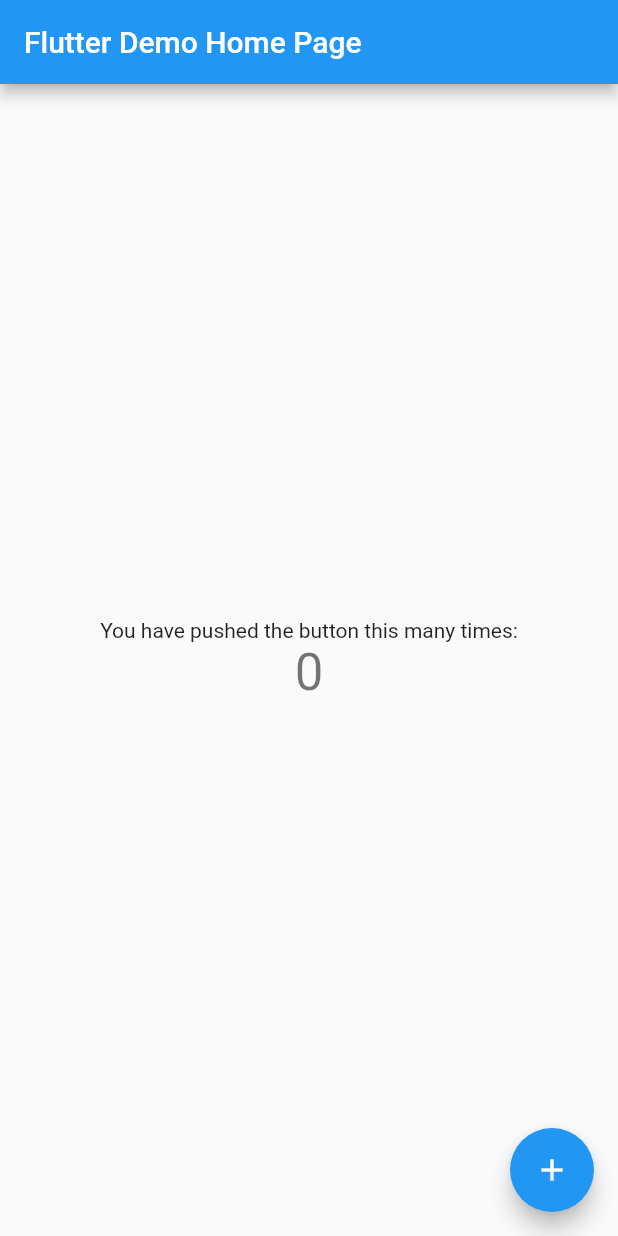
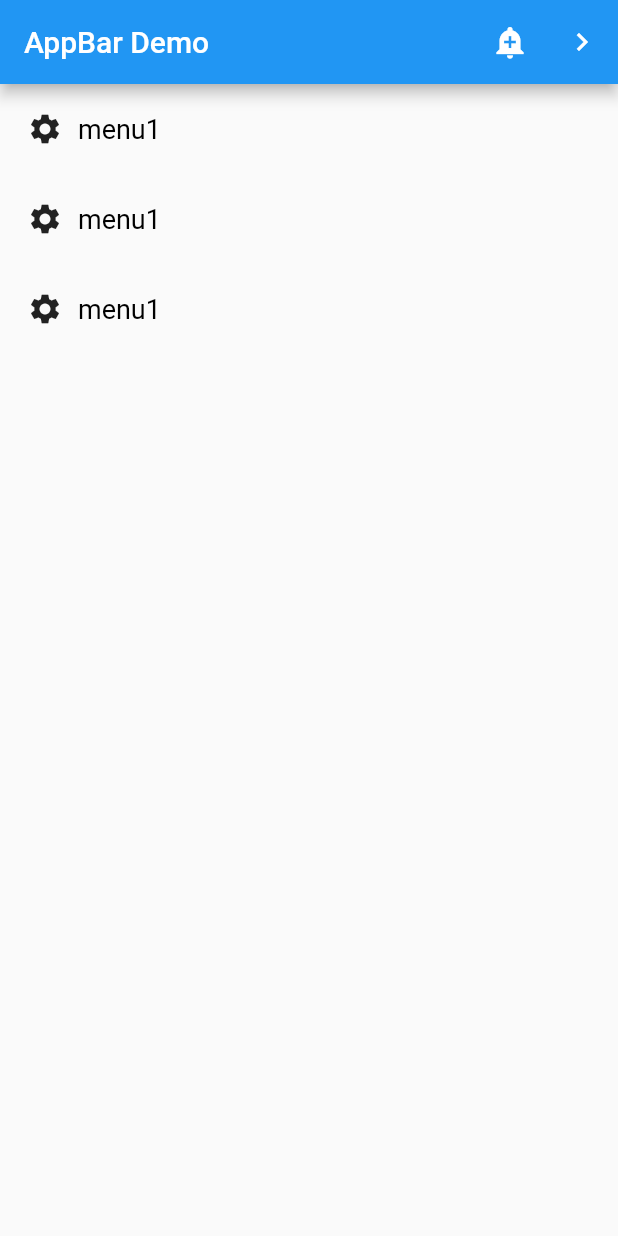
Before and after one commit to akadateppei/meshiiru, a Flutter app: the screen it shows after launch, on a phone screen of 412 x 824 dp. Run offline on Flutter 3.47's test engine with Material 2 defaults, Android fonts, the phone set to English and light mode, and no system bars.

Commit message:
とりあえずリスト表示

```diff
--- a/lib/main.dart
+++ b/lib/main.dart
@@ -1,117 +1,106 @@
+// Flutter code sample for AppBar
+
+// This sample shows an [AppBar] with two simple actions. The first action
+// opens a [SnackBar], while the second action navigates to a new page.
+
 import 'package:flutter/material.dart';
 
-void main() {
-  runApp(MyApp());
-}
+void main() => runApp(MyApp());
 
+/// This Widget is the main application widget.
 class MyApp extends StatelessWidget {
-  // This widget is the root of your application.
+  static const String _title = 'Flutter Code Sample';
+
   @override
   Widget build(BuildContext context) {
     return MaterialApp(
-      title: 'Flutter Demo',
-      theme: ThemeData(
-        // This is the theme of your application.
-        //
-        // Try running your application with "flutter run". You'll see the
-        // application has a blue toolbar. Then, without quitting the app, try
-        // changing the primarySwatch below to Colors.green and then invoke
-        // "hot reload" (press "r" in the console where you ran "flutter run",
-        // or simply save your changes to "hot reload" in a Flutter IDE).
-        // Notice that the counter didn't reset back to zero; the application
-        // is not restarted.
-        primarySwatch: Colors.blue,
-        // This makes the visual density adapt to the platform that you run
-        // the app on. For desktop platforms, the controls will be smaller and
-        // closer together (more dense) than on mobile platforms.
-        visualDensity: VisualDensity.adaptivePlatformDensity,
-      ),
-      home: MyHomePage(title: 'Flutter Demo Home Page'),
+      title: _title,
+      home: MyStatelessWidget(),
     );
   }
 }
 
-class MyHomePage extends StatefulWidget {
-  MyHomePage({Key key, this.title}) : super(key: key);
+final GlobalKey<ScaffoldState> scaffoldKey = GlobalKey<ScaffoldState>();
+final SnackBar snackBar = const SnackBar(content: Text('Showing Snackbar'));
 
-  // This widget is the home page of your application. It is stateful, meaning
-  // that it has a State object (defined below) that contains fields that affect
-  // how it looks.
-
-  // This class is the configuration for the state. It holds the values (in this
-  // case the title) provided by the parent (in this case the App widget) and
-  // used by the build method of the State. Fields in a Widget subclass are
-  // always marked "final".
-
-  final String title;
-
-  @override
-  _MyHomePageState createState() => _MyHomePageState();
+void openPage(BuildContext context) {
+  Navigator.push(context, MaterialPageRoute(
+    builder: (BuildContext context) {
+      return Scaffold(
+        appBar: AppBar(
+          title: const Text('Next page'),
+        ),
+        body: const Center(
+          child: Text(
+            'This is the next page',
+            style: TextStyle(fontSize: 24),
+          ),
+        ),
+      );
+    },
+  ));
 }
 
-class _MyHomePageState extends State<MyHomePage> {
-  int _counter = 0;
-
-  void _incrementCounter() {
-    setState(() {
-      // This call to setState tells the Flutter framework that something has
-      // changed in this State, which causes it to rerun the build method below
-      // so that the display can reflect the updated values. If we changed
-      // _counter without calling setState(), then the build method would not be
-      // called again, and so nothing would appear to happen.
-      _counter++;
-    });
-  }
+/// This is the stateless widget that the main application instantiates.
+class MyStatelessWidget extends StatelessWidget {
+  MyStatelessWidget({Key key}) : super(key: key);
 
   @override
   Widget build(BuildContext context) {
-    // This method is rerun every time setState is called, for instance as done
-    // by the _incrementCounter method above.
-    //
-    // The Flutter framework has been optimized to make rerunning build methods
-    // fast, so that you can just rebuild anything that needs updating rather
-    // than having to individually change instances of widgets.
     return Scaffold(
+      key: scaffoldKey,
       appBar: AppBar(
-        // Here we take the value from the MyHomePage object that was created by
-        // the App.build method, and use it to set our appbar title.
-        title: Text(widget.title),
+        title: const Text('AppBar Demo'),
+        actions: <Widget>[
+          IconButton(
+            icon: const Icon(Icons.add_alert),
+            tooltip: 'Show Snackbar',
+            onPressed: () {
+              scaffoldKey.currentState.showSnackBar(snackBar);
+            },
+          ),
+          IconButton(
+            icon: const Icon(Icons.navigate_next),
+            tooltip: 'Next page',
+            onPressed: () {
+              openPage(context);
+            },
+          ),
+        ],
       ),
-      body: Center(
-        // Center is a layout widget. It takes a single child and positions it
-        // in the middle of the parent.
-        child: Column(
-          // Column is also a layout widget. It takes a list of children and
-          // arranges them vertically. By default, it sizes itself to fit its
-          // children horizontally, and tries to be as tall as its parent.
-          //
-          // Invoke "debug painting" (press "p" in the console, choose the
-          // "Toggle Debug Paint" action from the Flutter Inspector in Android
-          // Studio, or the "Toggle Debug Paint" command in Visual Studio Code)
-          // to see the wireframe for each widget.
-          //
-          // Column has various properties to control how it sizes itself and
-          // how it positions its children. Here we use mainAxisAlignment to
-          // center the children vertically; the main axis here is the vertical
-          // axis because Columns are vertical (the cross axis would be
-          // horizontal).
-          mainAxisAlignment: MainAxisAlignment.center,
-          children: <Widget>[
-            Text(
-              'You have pushed the button this many times:',
-            ),
-            Text(
-              '$_counter',
-              style: Theme.of(context).textTheme.headline4,
-            ),
-          ],
-        ),
-      ),
-      floatingActionButton: FloatingActionButton(
-        onPressed: _incrementCounter,
-        tooltip: 'Increment',
-        child: Icon(Icons.add),
-      ), // This trailing comma makes auto-formatting nicer for build methods.
+      body: ListView(
+        children: <Widget> [
+          _menuItem("menu1", Icon(Icons.settings)),
+          _menuItem("menu1", Icon(Icons.settings)),
+          _menuItem("menu1", Icon(Icons.settings)),
+        ],
+      )
     );
   }
 }
+
+Widget _menuItem(String title, Icon icon) {
+  return GestureDetector(
+    child:Container(
+        padding: EdgeInsets.all(8.0),
+        child: Row(
+          children: <Widget>[
+            Container(
+              margin: EdgeInsets.all(10.0),
+              child:icon,
+            ),
+            Text(
+              title,
+              style: TextStyle(
+                  color:Colors.black,
+                  fontSize: 18.0
+              ),
+            ),
+          ],
+        )
+    ),
+    onTap: () {
+      print("onTap called.");
+    },
+  );
+}
```
Also changed, not shown: 2 other files.
